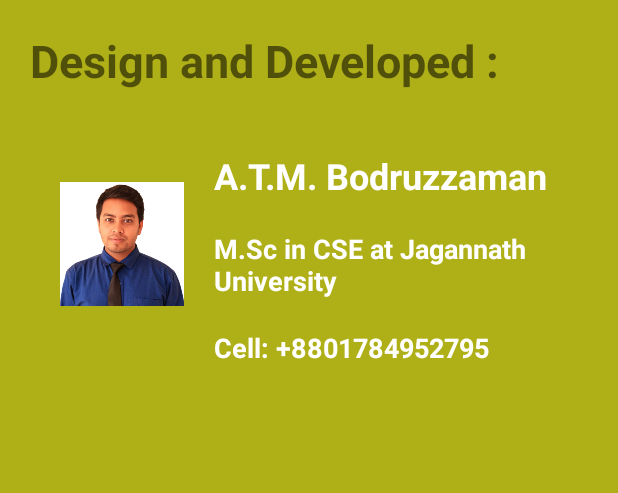
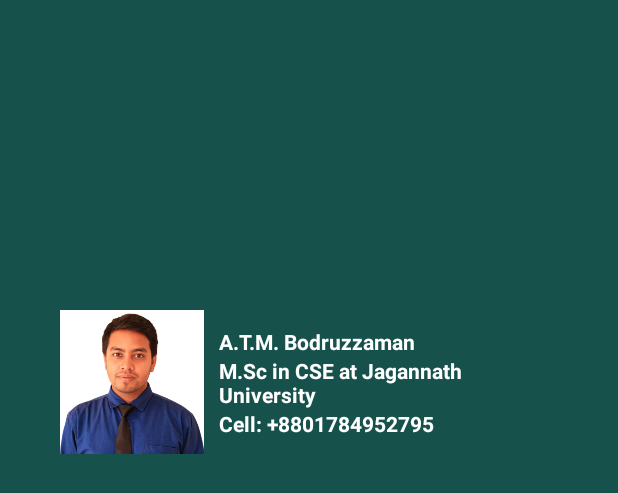
Before and after one commit to atmbodruzzaman/AdorshoLipi, an Android app: the layout activity_about_us.xml on its own in the app's theme, with its tools: preview values and no code run, on a phone screen of 412 x 824 dp. Shown: the top 493 px of the screen. Run offline under Robolectric (Android 15) with nearby library versions, the phone set to English and light mode, and no system bars.

Commit message:
Adorsho Lipi

```diff
--- a/app/src/main/java/com/example/borshon/sd4/About_us.java
+++ b/app/src/main/java/com/example/borshon/sd4/About_us.java
@@ -9,5 +9,7 @@ public class About_us extends AppCompatActivity {
     protected void onCreate(Bundle savedInstanceState) {
         super.onCreate(savedInstanceState);
         setContentView(R.layout.activity_about_us);
+
+        setTitle("Design and Developed By: ");
     }
 }
--- a/app/src/main/res/layout/activity_about_us.xml
+++ b/app/src/main/res/layout/activity_about_us.xml
@@ -6,68 +6,62 @@
     android:layout_height="match_parent"
     android:orientation="vertical"
     android:padding="20sp"
-    android:background="#AFAF17"
+    android:background="#17514C"
+    android:weightSum="5"
     tools:context=".About_us">
 
-    <TextView
-        android:textStyle="bold"
-        android:layout_gravity="center"
-        android:textAllCaps="false"
-        android:text="Design and Developed :"
-        android:textSize="30sp"
-        android:layout_width="match_parent"
-        android:layout_height="wrap_content"></TextView>
+
 
     <LinearLayout
-        android:weightSum="8"
+        android:layout_weight="3"
+        android:weightSum="5"
         android:padding="20sp"
         android:layout_width="match_parent"
-        android:layout_height="wrap_content">
+        android:layout_height="0dp">
+
 
         <ImageView
+            android:layout_gravity="center"
             android:layout_width="0dp"
-            android:layout_height="match_parent"
-            android:layout_weight="2"
+            android:layout_height="wrap_content"
+            android:layout_weight="1.5"
             android:src="@drawable/borshon_dev">
 
         </ImageView>
 
         <LinearLayout
-            android:layout_weight="6"
+            android:layout_marginLeft="10dp"
+            android:layout_gravity="center"
+            android:weightSum="4"
+            android:layout_weight="3.5"
             android:orientation="vertical"
             android:layout_width="0dp"
             android:layout_height="wrap_content">
 
             <TextView
+                android:layout_weight="1"
                 android:textColor="#fff"
                 android:textStyle="bold"
-                android:layout_marginTop="20dp"
-                android:layout_marginLeft="20dp"
-                android:textSize="24sp"
                 android:textAllCaps="false"
                 android:text="A.T.M. Bodruzzaman"
                 android:layout_width="wrap_content"
-                android:layout_height="wrap_content"></TextView>
+                android:layout_height="0dp"></TextView>
             <TextView
+                android:layout_weight="1"
                 android:textStyle="bold"
                 android:textColor="#fff"
-                android:layout_marginTop="20dp"
-                android:layout_marginLeft="20dp"
-                android:textSize="18sp"
                 android:textAllCaps="false"
                 android:text="M.Sc in CSE at Jagannath University"
                 android:layout_width="wrap_content"
-                android:layout_height="wrap_content"></TextView>
+                android:layout_height="0dp"></TextView>
             <TextView
+                android:layout_weight="1"
                 android:textStyle="bold"
                 android:textColor="#fff"
-                android:layout_marginTop="20dp"
-                android:layout_marginLeft="20dp"
-                android:textSize="18sp"
                 android:textAllCaps="false"
                 android:text="Cell: +8801784952795"
                 android:layout_width="wrap_content"
-                android:layout_height="wrap_content"></TextView>
+                android:layout_height="0dp"></TextView>
 
 
         </LinearLayout>
--- a/app/src/main/res/menu/menu.xml
+++ b/app/src/main/res/menu/menu.xml
@@ -4,7 +4,7 @@
 
     <item
         android:id="@+id/action_seting"
-        android:title="About Us" />
+        android:title="About" />
 
     <item
         android:id="@+id/exit"
```
